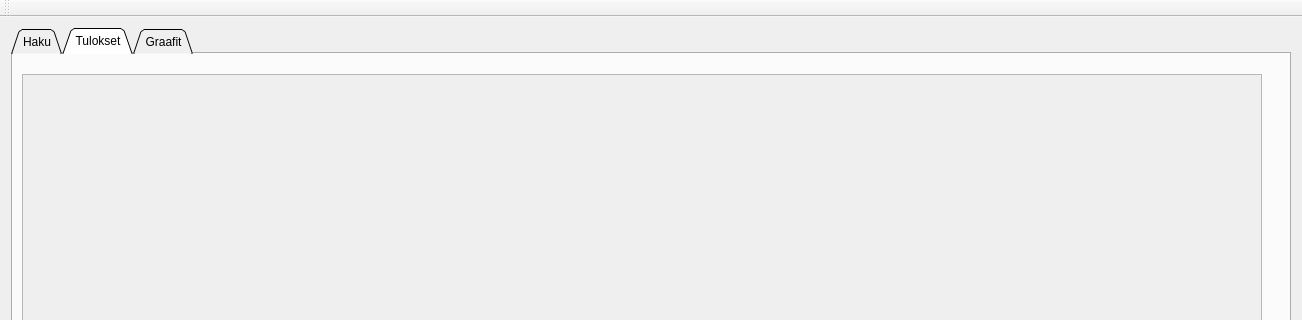
Old version of the form App/UI/finlandia.ui in the repository vikidi/Finlandia-Hiihto-Visual; both pictures show x 0 to 1302 and y 0 to 320 of the 1302 by 827 pixel window.
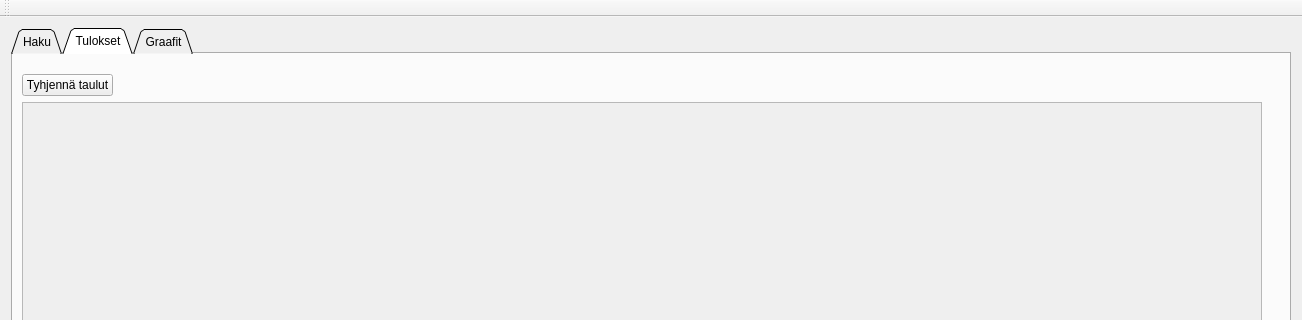
New version of the form. The open tabs and pages were chosen to show the change. Custom widgets are drawn as their Qt base class.

Commit message: Button to clear tables

```diff
--- a/App/UI/finlandia.ui
+++ b/App/UI/finlandia.ui
@@ -1467,7 +1467,7 @@
          <property name="leftMargin">
           <number>10</number>
          </property>
-         <item row="1" column="0">
+         <item row="3" column="0">
           <widget class="QScrollArea" name="scrollArea">
            <property name="horizontalScrollBarPolicy">
             <enum>Qt::ScrollBarAsNeeded</enum>
@@ -1481,7 +1481,7 @@
               <x>0</x>
               <y>0</y>
               <width>1248</width>
-              <height>697</height>
+              <height>666</height>
              </rect>
             </property>
             <property name="sizePolicy">
@@ -1493,6 +1493,30 @@
            </widget>
           </widget>
          </item>
+         <item row="0" column="0" rowspan="2">
+          <layout class="QHBoxLayout" name="horizontalLayout_5">
+           <item>
+            <widget class="QPushButton" name="btn_emptyTables">
+             <property name="text">
+              <string>Tyhjennä taulut</string>
+             </property>
+            </widget>
+           </item>
+           <item>
+            <spacer name="horizontalSpacer_4">
+             <property name="orientation">
+              <enum>Qt::Horizontal</enum>
+             </property>
+             <property name="sizeHint" stdset="0">
+              <size>
+               <width>40</width>
+               <height>20</height>
+              </size>
+             </property>
+            </spacer>
+           </item>
+          </layout>
+         </item>
         </layout>
        </widget>
       </widget>
```
Left out of the diff: 2 changed lines with no effect on the pictures. The commit also changes 2 other files.
